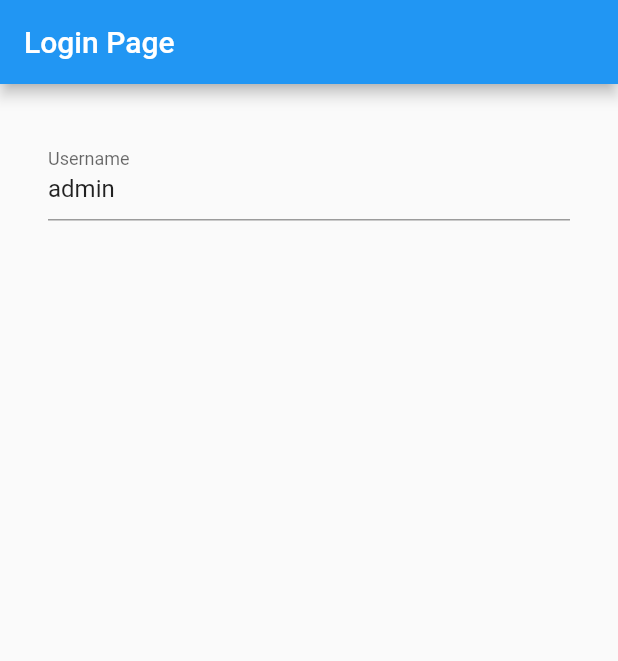
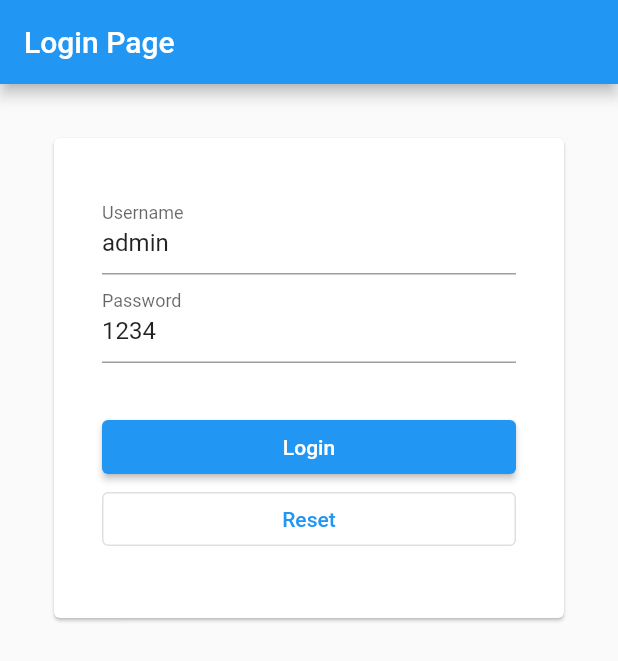
Before and after one commit to chaiyaphat20/flutter_ep1, a Flutter app: the screen it shows after launch, on a phone screen of 412 x 824 dp. Shown: the top 661 px of the screen. Run offline on Flutter 3.47's test engine with Material 2 defaults, Android fonts, the phone set to English and light mode, and no system bars.

Commit message:
[FEAT]: Form user password

```diff
--- a/lib/src/pages/login/login_page.dart
+++ b/lib/src/pages/login/login_page.dart
@@ -9,11 +9,14 @@ class LoginPage extends StatefulWidget {
 
 class _LoginPageState extends State<LoginPage> {
   final _usernameController = TextEditingController();
+  final _passwordController = TextEditingController();
 
   @override
   void initState() {
     super.initState();
-    _usernameController.text = "admin";
+    _usernameController.text =
+        "admin"; // ใช้ _ จะเป็น private ไม่ใส่เป็น plublic
+    _passwordController.text = "1234";
   }
 
   @override
@@ -26,15 +29,59 @@ class _LoginPageState extends State<LoginPage> {
         width: double.infinity,
         child: Padding(
           padding: const EdgeInsets.all(32),
+          child: Card(
+            child: Container(
+              padding: const EdgeInsets.all(32),
+              height: 320,
               child: Column(
+                  crossAxisAlignment: CrossAxisAlignment.stretch,
                   children: [
+                    ..._buildTextField(),
+                    const SizedBox(
+                      height: 32,
+                    ),
+                    ..._buildButtons()
+                  ]),
+            ),
+          ),
+        ),
+      ),
+    );
+  }
+
+  void _handleClickLogin() {
+    print(
+        "ArtDev: Login with ${_usernameController.text}, ${_passwordController.text}");
+  }
+
+  void _handleClickReset() {
+    _usernameController.text = "";
+    _passwordController.text = "";
+  }
+
+  _buildButtons() {
+    return [
+      ElevatedButton(
+        onPressed: _handleClickLogin,
+        child: Text("Login"),
+      ),
+      OutlinedButton(
+        onPressed: _handleClickReset,
+        child: const Text("Reset"),
+      )
+    ];
+  }
+
+  _buildTextField() {
+    return [
       TextField(
         controller: _usernameController,
-                  decoration: InputDecoration(labelText: "Username"),
+        decoration: const InputDecoration(labelText: "Username"),
+      ),
+      TextField(
+        controller: _passwordController,
+        decoration: const InputDecoration(labelText: "Password"),
       )
-              ],
-            ),
-          )),
-    );
+    ];
   }
 }
```
Lines whose indentation alone changed are shown as unchanged.
